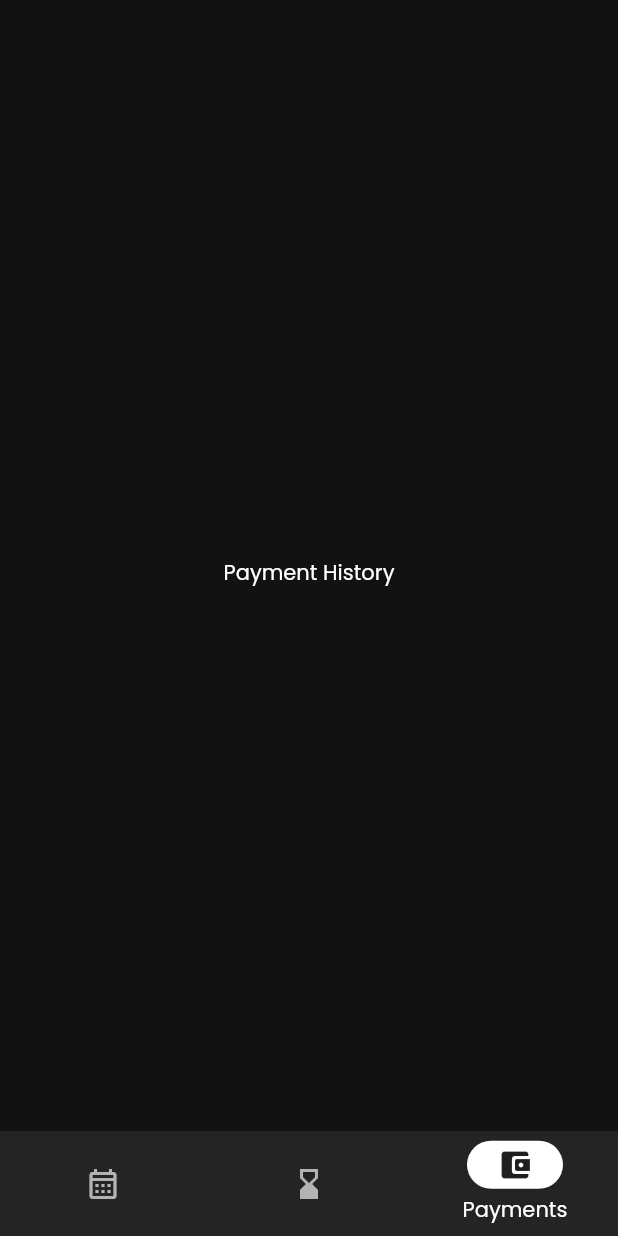
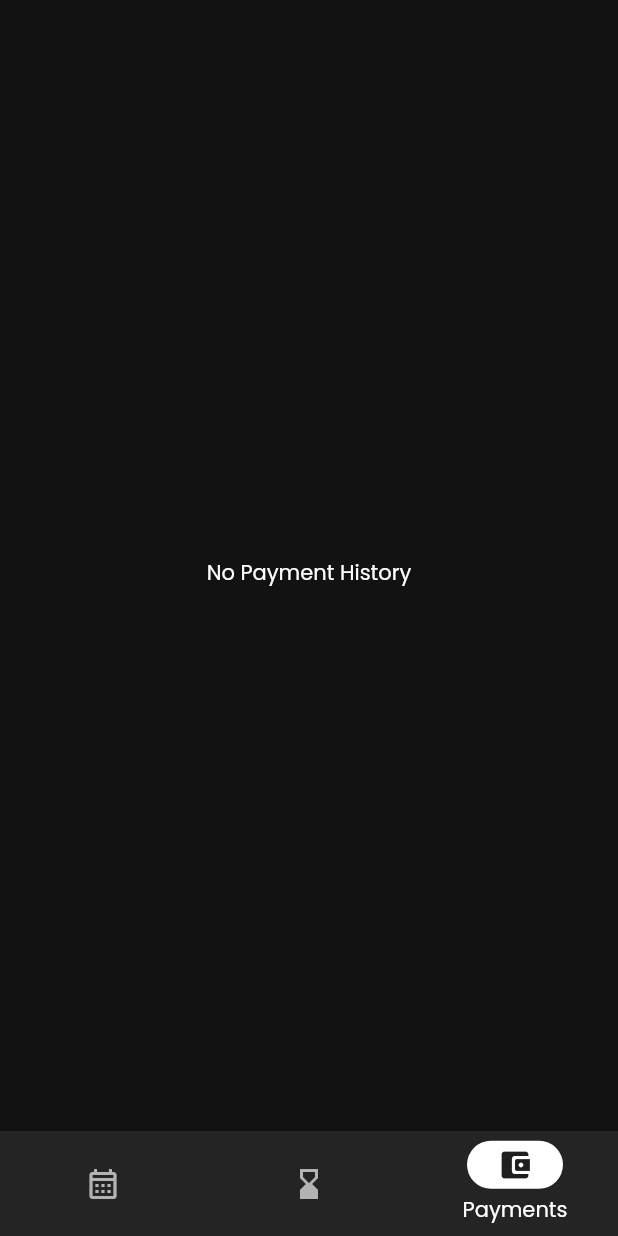
Before and after one commit to shaderone/samvit, a Flutter app: the App screen opened by its route, item 3 of the bottom bar chosen, on a phone screen of 412 x 824 dp. Run offline on Flutter 3.47's test engine with Material 2 defaults, Android fonts, the phone set to English and light mode, and no system bars; our stand-ins replace table_calendar.

Commit message:
correct text in payments-screen

```diff
--- a/lib/presentation/screens/payments/payment_history_screen.dart
+++ b/lib/presentation/screens/payments/payment_history_screen.dart
@@ -6,7 +6,7 @@ class PaymentHistoryScreen extends StatelessWidget {
   @override
   Widget build(BuildContext context) {
     return const Center(
-      child: Text("Payment History"),
+      child: Text("No Payment History"),
     );
   }
 }
```
